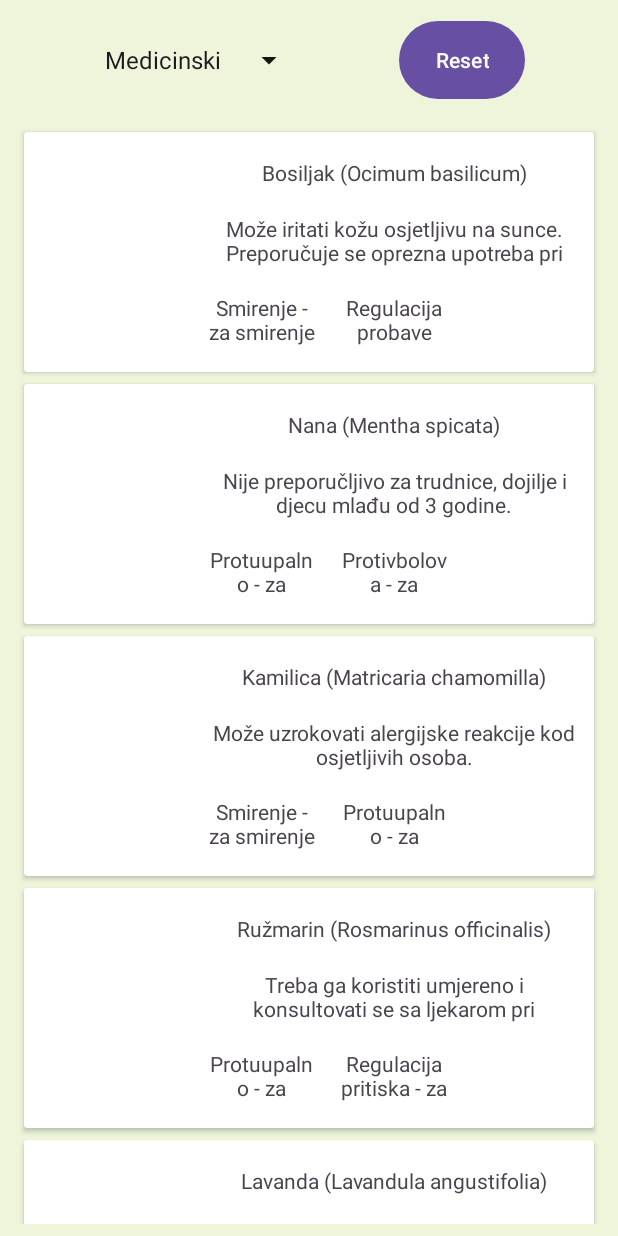
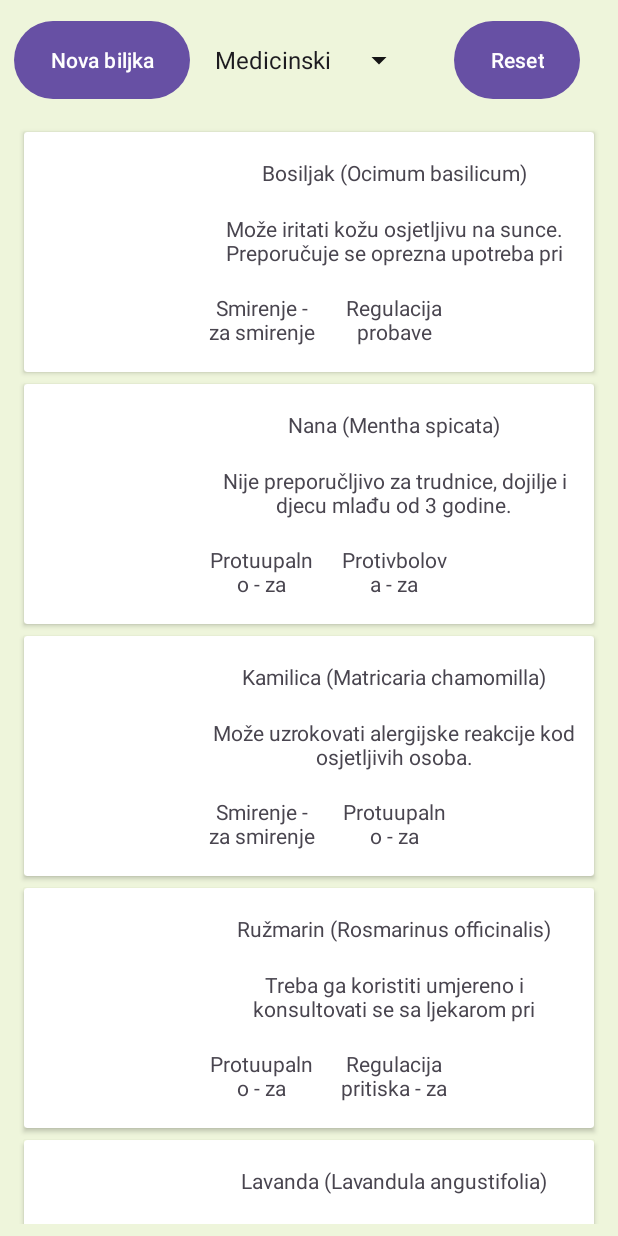
Before and after one commit to HarisMalisevic/Spirala-biljaka, an Android app: the screen it shows after launch (MainActivity), on a phone screen of 412 x 824 dp. Run offline under Robolectric (Android 15) with nearby library versions, the light colour scheme and no system bars.

Commit message:
novaBiljkaBtn dodat u MainActivity

```diff
--- a/app/src/main/res/layout/activity_main.xml
+++ b/app/src/main/res/layout/activity_main.xml
@@ -21,6 +21,20 @@
         app:layout_constraintTop_toTopOf="parent"
         app:layout_constraintVertical_bias="0.5">
 
+        <Button
+            android:id="@+id/novaBiljkaBtn"
+            android:layout_width="wrap_content"
+            android:layout_height="wrap_content"
+            android:layout_marginTop="8dp"
+            android:layout_marginBottom="8dp"
+            android:minWidth="80dp"
+            android:minHeight="60dp"
+            android:text="@string/nova_biljka_btnTxt"
+            app:layout_constraintBottom_toBottomOf="parent"
+            app:layout_constraintEnd_toStartOf="@+id/modSpinner"
+            app:layout_constraintStart_toStartOf="parent"
+            app:layout_constraintTop_toTopOf="parent" />
+
         <Spinner
             android:id="@+id/modSpinner"
             android:layout_width="wrap_content"
@@ -33,9 +47,10 @@
             android:outlineSpotShadowColor="@color/Night"
             android:popupBackground="@color/Beige"
             app:layout_constraintBottom_toBottomOf="parent"
-            app:layout_constraintEnd_toStartOf="@+id/resetBtn"
+            app:layout_constraintEnd_toEndOf="parent"
             app:layout_constraintStart_toStartOf="parent"
-            app:layout_constraintTop_toTopOf="parent" />
+            app:layout_constraintTop_toTopOf="parent"
+            app:layout_constraintVertical_bias="0.0" />
 
         <Button
             android:id="@+id/resetBtn"
--- a/app/src/main/res/values/strings.xml
+++ b/app/src/main/res/values/strings.xml
@@ -14,4 +14,5 @@
     <string name="klimatski_tip">Klimatski Tip</string>
     <string name="porodica">Porodica</string>
     <string name="resetBtn">Reset</string>
+    <string name="nova_biljka_btnTxt">Nova biljka</string>
 </resources>
```
